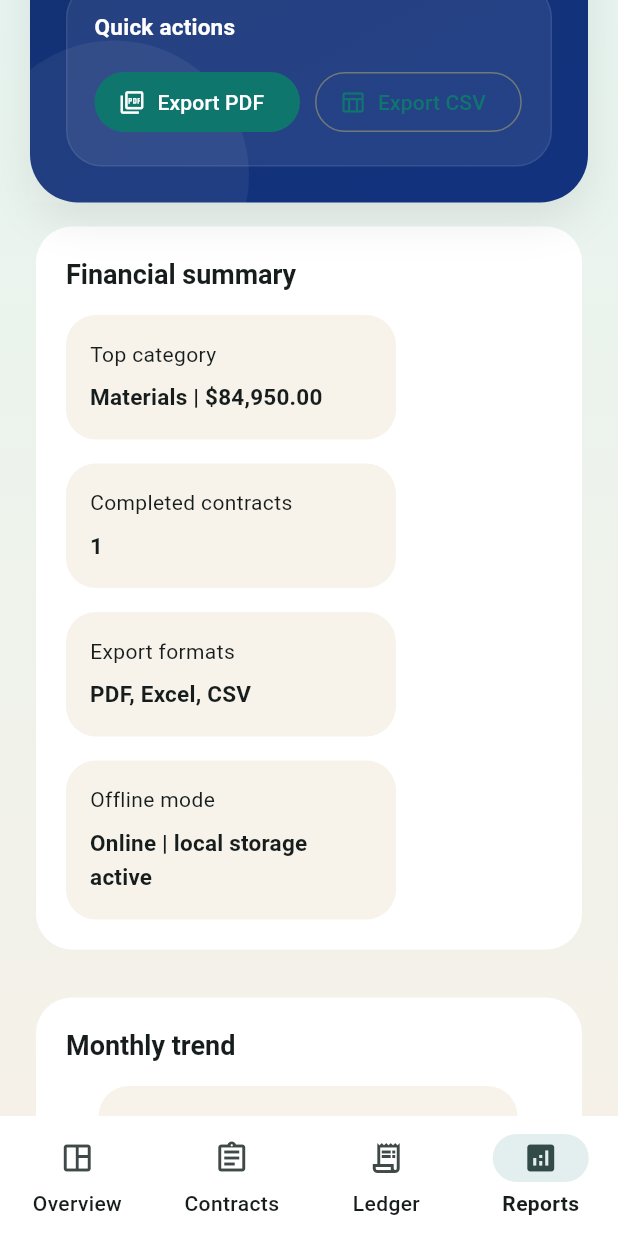
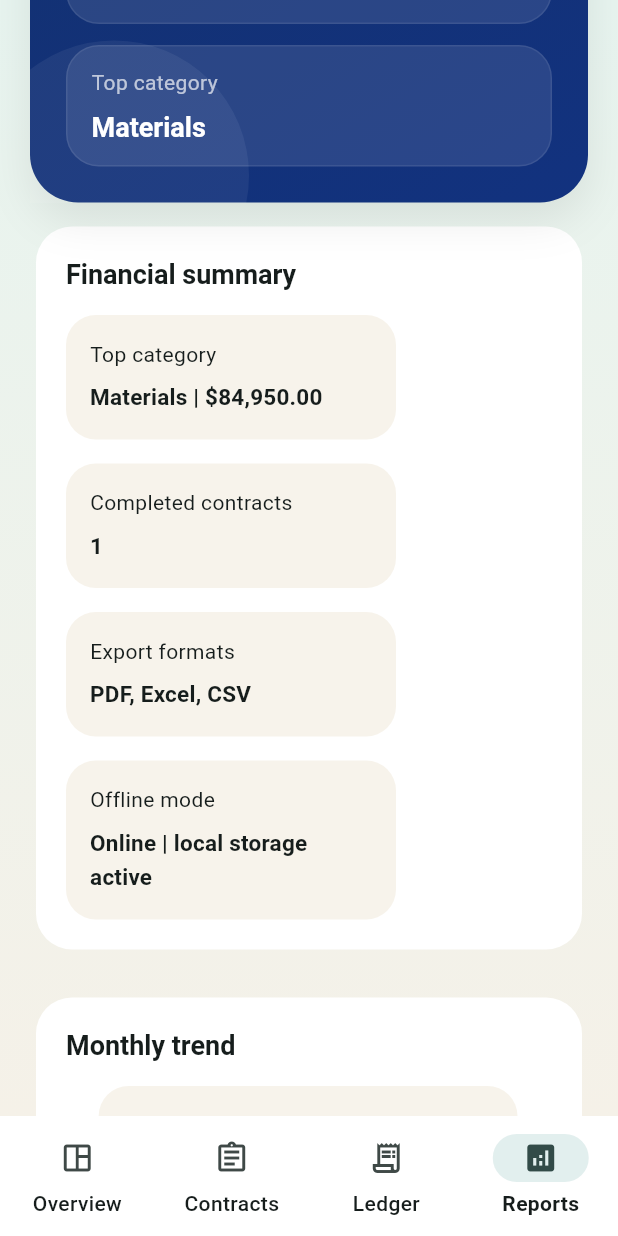
Before and after one commit to laudshark/cpem, a Flutter app: the screen it shows after launch, item 4 of the bottom bar chosen, scrolled down 576 dp, on a phone screen of 412 x 824 dp. Run offline on Flutter 3.47's test engine with Material 3 defaults, Android fonts, the light colour scheme and no system bars; our stand-ins replace pdf, shared_preferences; missing offline and left inert: dart:html.

Commit message:
Redistribute spotlight header content

```diff
--- a/lib/shared/widgets/page_scaffold.dart
+++ b/lib/shared/widgets/page_scaffold.dart
@@ -202,6 +202,8 @@ class _SpotlightHeader extends StatelessWidget {
             child: LayoutBuilder(
               builder: (context, constraints) {
                 final wide = constraints.maxWidth > 960;
+                final actionPanelWidth =
+                    constraints.maxWidth > 1240 ? 320.0 : 280.0;
 
                 return Column(
                   crossAxisAlignment: CrossAxisAlignment.start,
@@ -218,14 +220,19 @@ class _SpotlightHeader extends StatelessWidget {
                               statusLabel: statusLabel,
                               badgeColor: badgeColor,
                               headerIcon: headerIcon,
-                              highlights: highlights,
                             ),
                           ),
                           if (actions.isNotEmpty) ...[
                             const SizedBox(width: 20),
                             ConstrainedBox(
-                              constraints: const BoxConstraints(maxWidth: 320),
-                              child: _HeaderActionPanel(actions: actions),
+                              constraints: BoxConstraints(
+                                minWidth: 232,
+                                maxWidth: actionPanelWidth,
+                              ),
+                              child: _HeaderActionPanel(
+                                actions: actions,
+                                expand: false,
+                              ),
                             ),
                           ],
                         ],
@@ -238,12 +245,18 @@ class _SpotlightHeader extends StatelessWidget {
                         statusLabel: statusLabel,
                         badgeColor: badgeColor,
                         headerIcon: headerIcon,
-                        highlights: highlights,
                       ),
                       if (actions.isNotEmpty) ...[
                         const SizedBox(height: 18),
-                        _HeaderActionPanel(actions: actions),
+                        _HeaderActionPanel(
+                          actions: actions,
+                          expand: true,
+                        ),
                       ],
+                    ],
+                    if (highlights.isNotEmpty) ...[
+                      const SizedBox(height: 22),
+                      _HeaderHighlightGrid(highlights: highlights),
                     ],
                   ],
                 );
@@ -261,7 +274,6 @@ class _HeaderContent extends StatelessWidget {
     required this.title,
     required this.subtitle,
     required this.badgeColor,
-    required this.highlights,
     this.eyebrow,
     this.statusLabel,
     this.headerIcon,
@@ -273,7 +285,6 @@ class _HeaderContent extends StatelessWidget {
   final String? statusLabel;
   final Color badgeColor;
   final IconData? headerIcon;
-  final List<PageHeaderHighlight> highlights;
 
   @override
   Widget build(BuildContext context) {
@@ -301,7 +312,7 @@ class _HeaderContent extends StatelessWidget {
         ),
         const SizedBox(height: 18),
         Row(
-          crossAxisAlignment: CrossAxisAlignment.start,
+          crossAxisAlignment: CrossAxisAlignment.center,
           children: [
             if (headerIcon != null) ...[
               Container(
@@ -345,17 +356,6 @@ class _HeaderContent extends StatelessWidget {
             ),
           ],
         ),
-        if (highlights.isNotEmpty) ...[
-          const SizedBox(height: 22),
-          Wrap(
-            spacing: 14,
-            runSpacing: 14,
-            children: [
-              for (final highlight in highlights)
-                _HeaderHighlightCard(highlight: highlight),
-            ],
-          ),
-        ],
       ],
     );
   }
@@ -364,14 +364,16 @@ class _HeaderContent extends StatelessWidget {
 class _HeaderActionPanel extends StatelessWidget {
   const _HeaderActionPanel({
     required this.actions,
+    required this.expand,
   });
 
   final List<Widget> actions;
+  final bool expand;
 
   @override
   Widget build(BuildContext context) {
     return Container(
-      width: double.infinity,
+      width: expand ? double.infinity : null,
       padding: const EdgeInsets.all(18),
       decoration: BoxDecoration(
         color: Colors.white.withValues(alpha: 0.08),
@@ -394,13 +396,60 @@ class _HeaderActionPanel extends StatelessWidget {
           OverflowBar(
             spacing: 10,
             overflowSpacing: 10,
-            alignment: MainAxisAlignment.start,
-            overflowAlignment: OverflowBarAlignment.start,
+            alignment: expand ? MainAxisAlignment.start : MainAxisAlignment.end,
+            overflowAlignment:
+                expand ? OverflowBarAlignment.start : OverflowBarAlignment.end,
             children: actions,
           ),
         ],
       ),
     );
+  }
+}
+
+class _HeaderHighlightGrid extends StatelessWidget {
+  const _HeaderHighlightGrid({
+    required this.highlights,
+  });
+
+  final List<PageHeaderHighlight> highlights;
+
+  @override
+  Widget build(BuildContext context) {
+    return LayoutBuilder(
+      builder: (context, constraints) {
+        const spacing = 14.0;
+        final columns =
+            _columnsForWidth(constraints.maxWidth, highlights.length);
+        final itemWidth = columns == 1
+            ? constraints.maxWidth
+            : (constraints.maxWidth - (spacing * (columns - 1))) / columns;
+
+        return Wrap(
+          spacing: spacing,
+          runSpacing: spacing,
+          children: [
+            for (final highlight in highlights)
+              SizedBox(
+                width: itemWidth,
+                child: _HeaderHighlightCard(highlight: highlight),
+              ),
+          ],
+        );
+      },
+    );
+  }
+
+  int _columnsForWidth(double width, int count) {
+    if (width >= 1080 && count >= 3) {
+      return 3;
+    }
+
+    if (width >= 680 && count >= 2) {
+      return 2;
+    }
+
+    return 1;
   }
 }
 
@@ -441,7 +490,7 @@ class _HeaderHighlightCard extends StatelessWidget {
   @override
   Widget build(BuildContext context) {
     return Container(
-      constraints: const BoxConstraints(minWidth: 148, maxWidth: 220),
+      width: double.infinity,
       padding: const EdgeInsets.symmetric(horizontal: 16, vertical: 14),
       decoration: BoxDecoration(
         color: Colors.white.withValues(alpha: 0.10),
```
